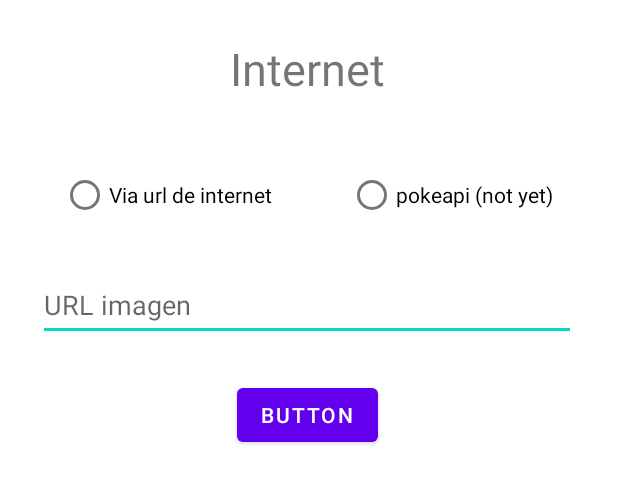
After one commit to enekor/PokeCounter, an Android app: the layout dialog_imagen_internet.xml on its own in the app's theme, with its tools: preview values and no code run, on a phone screen of 412 x 824 dp. The commit adds this screen. Shown: the top 483 px of the screen. Run offline under Robolectric (Android 15) with nearby library versions, the phone set to English and light mode, and no system bars.

Commit message:
desde internet implementadont, hay que tocar el adaptador y preview del contador, como era de esperar

```diff
--- a/app/src/main/java/com/example/rachasevo/Intercambio.kt
+++ b/app/src/main/java/com/example/rachasevo/Intercambio.kt
@@ -9,4 +9,5 @@ object Intercambio {
     var item = Item("","",0,false)
     var fragmentHolder:ViewNewFragmentHolder? = null
     var fragento:Fragment? = null
+    var imageString = ""
 }
--- a/app/src/main/java/com/example/rachasevo/baseDeDatos/model/Item.java
+++ b/app/src/main/java/com/example/rachasevo/baseDeDatos/model/Item.java
@@ -20,6 +20,8 @@ public class Item {
         this.contador = contador;
         this.internet = internet;
     }
+
+    public Item(){}
 
     public int getId() {
         return id;
--- /dev/null
+++ b/app/src/main/res/layout/dialog_imagen_internet.xml
@@ -0,0 +1,47 @@
+<?xml version="1.0" encoding="utf-8"?>
+<androidx.constraintlayout.widget.ConstraintLayout xmlns:android="http://schemas.android.com/apk/res/android"
+                                                   xmlns:app="http://schemas.android.com/apk/res-auto"
+                                                   xmlns:tools="http://schemas.android.com/tools"
+                                                   android:layout_width="wrap_content"
+                                                   android:layout_height="wrap_content" android:padding="25dp">
+
+    <TextView
+            android:text="Internet"
+            android:layout_width="0dp"
+            android:layout_height="wrap_content" android:id="@+id/textView2"
+            app:layout_constraintTop_toTopOf="parent" app:layout_constraintEnd_toEndOf="parent"
+            app:layout_constraintStart_toStartOf="parent" android:textSize="30dp" android:gravity="center"/>
+    <RadioGroup
+            android:layout_width="fill_parent"
+            android:layout_height="wrap_content"
+            android:orientation="horizontal" app:layout_constraintEnd_toEndOf="parent"
+            app:layout_constraintStart_toStartOf="parent" android:gravity="center"
+            app:layout_constraintTop_toBottomOf="@+id/textView2" android:id="@+id/radioGroup"
+            android:layout_marginTop="40dp">
+        <RadioButton
+                android:text="Via url de internet"
+                android:layout_width="wrap_content"
+                android:layout_height="wrap_content" android:id="@+id/viaLink" android:layout_marginEnd="25dp"
+                android:layout_marginStart="15dp"/>
+        <RadioButton
+                android:text="pokeapi (not yet)"
+                android:layout_width="wrap_content"
+                android:layout_height="wrap_content" android:id="@+id/viaAPI" android:layout_marginStart="25dp"
+                android:layout_marginEnd="15dp" android:focusable="false" android:clickable="false"/>
+    </RadioGroup>
+    <EditText
+            android:layout_width="0dp"
+            android:layout_height="wrap_content"
+            android:inputType="textPersonName"
+            android:ems="10"
+            android:id="@+id/imageResourceText"
+            app:layout_constraintStart_toStartOf="parent" app:layout_constraintEnd_toEndOf="parent"
+            app:layout_constraintTop_toBottomOf="@+id/radioGroup" android:hint="URL imagen"
+            android:layout_marginTop="25dp" android:minHeight="48dp"/>
+    <Button
+            android:text="Button"
+            android:layout_width="wrap_content"
+            android:layout_height="wrap_content" android:id="@+id/button"
+            app:layout_constraintTop_toBottomOf="@+id/imageResourceText" app:layout_constraintStart_toStartOf="parent"
+            app:layout_constraintEnd_toEndOf="parent" android:layout_marginTop="25dp"/>
+</androidx.constraintlayout.widget.ConstraintLayout>
```
Also changed, not shown: app/src/main/java/com/example/rachasevo/ui/nuevo/NewItem.kt (+34 -4 lines), app/src/main/java/com/example/rachasevo/ui/nuevo/imagenDesdeInternet/ImagenInternet.kt (added, +41 -0 lines).
